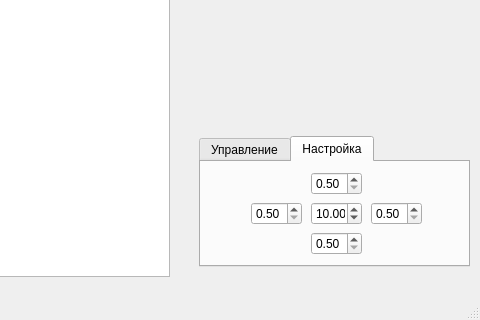
Above: mainwindow.ui from SPTolkachev/Graphics_in_Cpp before the change; both pictures show x 171 to 651 and y 81 to 401 of the 651 by 401 pixel window. Below: the same form after it.
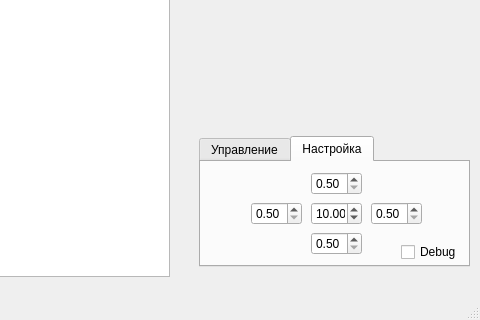
That is the form after the change. The open tabs and pages were chosen to show the change.

Commit message: 2018-09-09 14:31 add debug checkbox

What changed in the file:
```diff
--- a/mainwindow.ui
+++ b/mainwindow.ui
@@ -278,6 +278,19 @@
        <double>10.000000000000000</double>
       </property>
      </widget>
+     <widget class="QCheckBox" name="DebugFlag">
+      <property name="geometry">
+       <rect>
+        <x>200</x>
+        <y>80</y>
+        <width>61</width>
+        <height>20</height>
+       </rect>
+      </property>
+      <property name="text">
+       <string>Debug</string>
+      </property>
+     </widget>
     </widget>
    </widget>
   </widget>
```
Left out of the diff: 2 changed lines with no effect on the pictures. The commit also changes 6 other files.
